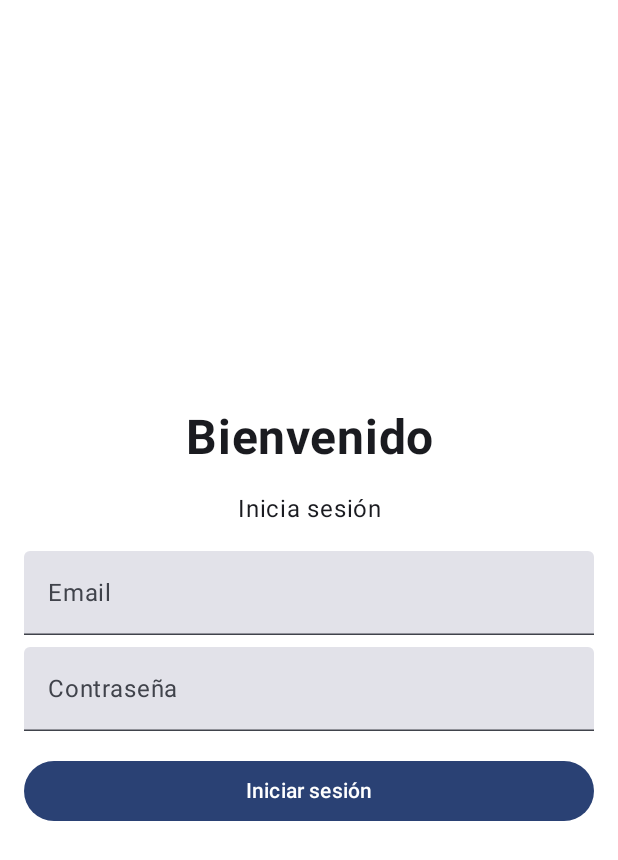
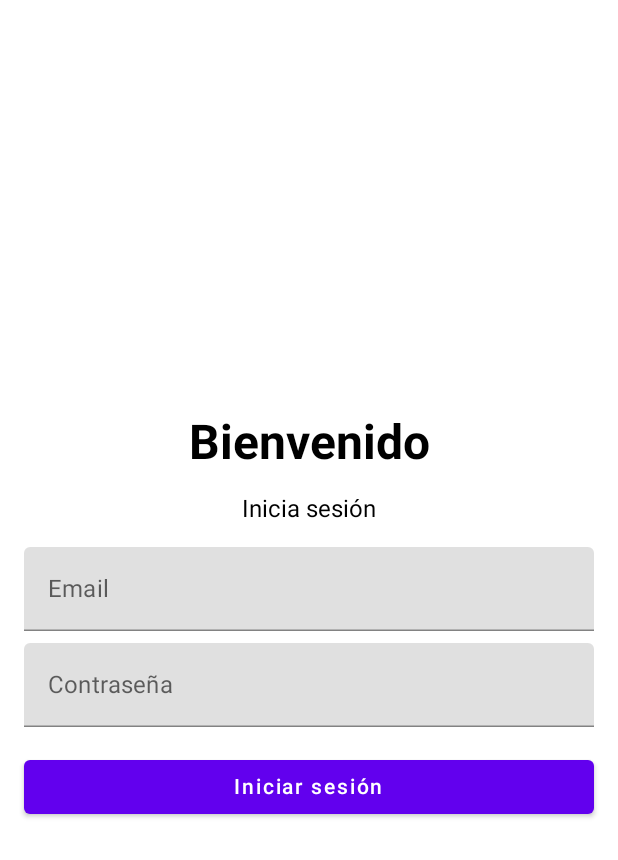
Before and after one commit to K0zaky/YugiMaster, an Android app built with Jetpack Compose: the LoginActivity screen opened directly, with no data from a screen before it, on a phone screen of 412 x 824 dp. Shown: the top 860 px of the screen. Run offline under Robolectric (Android 15) with nearby library versions, the phone set to English and light mode, and no system bars; our stand-ins replace livedata-compose; network calls fail.

Commit message:
Login casi funcional

```diff
--- a/app/src/main/java/com/dabellan/yugiproject/Ruta.kt
+++ b/app/src/main/java/com/dabellan/yugiproject/Ruta.kt
@@ -3,6 +3,6 @@ package com.dabellan.yugiproject
 
 //CREO que no se usa
 sealed class Ruta(val ruta: String) {
-    object MainActivity: Ruta("main_activity")
+    object MainActivity: Ruta("cardListScreen")
     object DetallesCarta: Ruta("detalles_carta")
 }
--- a/app/src/main/java/com/dabellan/yugiproject/data/services/RetrofitService.kt
+++ b/app/src/main/java/com/dabellan/yugiproject/data/services/RetrofitService.kt
@@ -7,7 +7,9 @@ import com.dabellan.yugiproject.data.model.MagicaItem
 import com.dabellan.yugiproject.data.model.MonstruoItem
 import com.dabellan.yugiproject.data.model.TrampaItem
 import com.dabellan.yugiproject.data.model.UsuarioItem
+import retrofit2.http.Body
 import retrofit2.http.GET
+import retrofit2.http.POST
 import retrofit2.http.Path
 
 interface RetrofitService {
@@ -16,6 +18,9 @@ interface RetrofitService {
 
     @GET(Constants.USERS_PATH)
     suspend fun getUsers(): List<UsuarioItem>
+
+    @POST(Constants.USERS_PATH)
+    suspend fun crearUsuario(@Body usuario: UsuarioItem): UsuarioItem
 
     @GET(Constants.MONSTRUOS_PATH)
     suspend fun getMonstruos(): List<MonstruoItem>
--- /dev/null
+++ b/app/src/main/java/com/dabellan/yugiproject/presentation/composables/LoginScreen.kt
@@ -0,0 +1,99 @@
+package com.example.yugiproject
+
+import androidx.compose.foundation.layout.Arrangement
+import androidx.compose.foundation.layout.Column
+import androidx.compose.foundation.layout.fillMaxSize
+import androidx.compose.foundation.layout.fillMaxWidth
+import androidx.compose.foundation.layout.padding
+import androidx.compose.material.Button
+import androidx.compose.material.CircularProgressIndicator
+import androidx.compose.material.Surface
+import androidx.compose.material.Text
+import androidx.compose.material.TextField
+import androidx.compose.runtime.Composable
+import androidx.compose.runtime.getValue
+import androidx.compose.runtime.mutableStateOf
+import androidx.compose.runtime.remember
+import androidx.compose.runtime.setValue
+import androidx.compose.ui.Alignment
+import androidx.compose.ui.Modifier
+import androidx.compose.ui.graphics.Color
+import androidx.compose.ui.text.font.FontWeight
+import androidx.compose.ui.text.input.PasswordVisualTransformation
+import androidx.compose.ui.text.style.TextAlign
+import androidx.compose.ui.unit.dp
+import androidx.compose.ui.unit.sp
+import com.dabellan.yugiproject.presentation.login.LoginState
+
+@Composable
+fun LoginScreen(
+    loginState: LoginState?,
+    onLogin: (String, String) -> Unit,
+    onNavigateToMain: () -> Unit
+) {
+    var email by remember { mutableStateOf("") }
+    var password by remember { mutableStateOf("") }
+
+    Surface(
+        color = Color.White,
+        modifier = Modifier.fillMaxSize()
+    ) {
+        Column(
+            horizontalAlignment = Alignment.CenterHorizontally,
+            verticalArrangement = Arrangement.Center,
+            modifier = Modifier.padding(16.dp)
+        ) {
+            Text(
+                text = "Bienvenido",
+                fontSize = 32.sp,
+                fontWeight = FontWeight.Bold,
+                textAlign = TextAlign.Center,
+                modifier = Modifier.padding(bottom = 16.dp)
+            )
+            Text(
+                text = "Inicia sesión",
+                fontSize = 16.sp,
+                textAlign = TextAlign.Center,
+                modifier = Modifier.padding(bottom = 16.dp)
+            )
+            TextField(
+                value = email,
+                onValueChange = { email = it },
+                placeholder = { Text("Email") },
+                modifier = Modifier
+                    .fillMaxWidth()
+                    .padding(bottom = 8.dp)
+            )
+            TextField(
+                value = password,
+                onValueChange = { password = it },
+                placeholder = { Text("Contraseña") },
+                visualTransformation = PasswordVisualTransformation(),
+                modifier = Modifier
+                    .fillMaxWidth()
+                    .padding(bottom = 16.dp)
+            )
+            Button(
+                onClick = {
+                    onLogin(email, password)
+                },
+                modifier = Modifier.fillMaxWidth()
+            ) {
+                Text(text = "Iniciar sesión")
+            }
+            loginState?.let {
+                when (it) {
+                    is LoginState.Loading -> {
+                        CircularProgressIndicator()
+                    }
+                    is LoginState.Success -> {
+                        onNavigateToMain()
+                    }
+                    is LoginState.Error -> {
+                        Text(text = it.message, color = Color.Red)
+                    }
+                }
+            }
+        }
+    }
+}
--- a/app/src/main/java/com/dabellan/yugiproject/presentation/login/LoginActivity.kt
+++ b/app/src/main/java/com/dabellan/yugiproject/presentation/login/LoginActivity.kt
@@ -4,106 +4,40 @@ import android.content.Intent
 import android.os.Bundle
 import androidx.activity.ComponentActivity
 import androidx.activity.compose.setContent
-import androidx.activity.enableEdgeToEdge
-import androidx.compose.foundation.layout.Arrangement
-import androidx.compose.foundation.layout.Column
-import androidx.compose.foundation.layout.fillMaxSize
-import androidx.compose.foundation.layout.fillMaxWidth
-import androidx.compose.foundation.layout.padding
-import androidx.compose.material3.Button
-import androidx.compose.material3.Surface
-import androidx.compose.material3.Text
-import androidx.compose.material3.TextField
-import androidx.compose.runtime.Composable
+import androidx.activity.viewModels
 import androidx.compose.runtime.getValue
-import androidx.compose.runtime.mutableStateOf
-import androidx.compose.runtime.remember
-import androidx.compose.runtime.setValue
-import androidx.compose.ui.Alignment
-import androidx.compose.ui.Modifier
-import androidx.compose.ui.graphics.Color
-import androidx.compose.ui.text.font.FontWeight
-import androidx.compose.ui.text.input.PasswordVisualTransformation
-import androidx.compose.ui.text.style.TextAlign
-import androidx.compose.ui.unit.dp
-import androidx.compose.ui.unit.sp
-import androidx.lifecycle.lifecycleScope
-import com.dabellan.yugiproject.data.instances.RetrofitInstance
+import androidx.compose.runtime.livedata.observeAsState
 import com.dabellan.yugiproject.presentation.MainActivity
 import com.dabellan.yugiproject.ui.theme.YugiprojectTheme
-import kotlinx.coroutines.launch
+import com.example.yugiproject.LoginScreen
 
 class LoginActivity : ComponentActivity() {
+
+    private val loginViewModel: LoginViewModel by viewModels()
+
     override fun onCreate(savedInstanceState: Bundle?) {
         super.onCreate(savedInstanceState)
-        val service = RetrofitInstance.api
-
-        lifecycleScope.launch {
-            setContent {
-                YugiprojectTheme {
-                    Login(onLogin = { navigateToMain() })
-                }
+        setContent {
+            YugiprojectTheme {
+                val loginState by loginViewModel.loginState.observeAsState()
+                LoginScreen(
+                    loginState = loginState,
+                    onLogin = { email, password ->
+                        loginViewModel.login(email, password)
+                    },
+                    onNavigateToMain = {
+                        navigateToMain()
+                    }
+                )
             }
         }
 
-        enableEdgeToEdge()
+
     }
+
     private fun navigateToMain() {
         startActivity(Intent(this, MainActivity::class.java))
         finish()
     }
 
 }
-
-@Composable
-fun Login(onLogin: () -> Unit) {
-    Surface(
-        color = Color.White,
-        modifier = Modifier.fillMaxSize()
-    ) {
-        Column(
-            horizontalAlignment = Alignment.CenterHorizontally,
-            verticalArrangement = Arrangement.Center,
-            modifier = Modifier.padding(16.dp)
-        ) {
-            Text(
-                text = "Bienvenido",
-                fontSize = 32.sp,
-                fontWeight = FontWeight.Bold,
-                textAlign = TextAlign.Center,
-                modifier = Modifier.padding(bottom = 16.dp)
-            )
-            Text(
-                text = "Inicia sesión",
-                fontSize = 16.sp,
-                textAlign = TextAlign.Center,
-                modifier = Modifier.padding(bottom = 16.dp)
-            )
-            var email by remember { mutableStateOf("") }
-            var password by remember { mutableStateOf("") }
-            TextField(
-                value = email,
-                onValueChange = { email = it },
-                placeholder = { Text("Email") },
-                modifier = Modifier.fillMaxWidth().padding(bottom = 8.dp)
-            )
-            TextField(
-                value = password,
-                onValueChange = { password = it },
-                placeholder = { Text("Contraseña") },
-                visualTransformation = PasswordVisualTransformation(),
-                modifier = Modifier.fillMaxWidth().padding(bottom = 16.dp)
-            )
-            Button(
-                onClick = {
-                    //Añadir autenticación con la API
-                    onLogin()
-                },
-                modifier = Modifier.fillMaxWidth()
-            ) {
-                Text(text = "Iniciar sesión")
-            }
-        }
-    }
-
-}
```
Also changed, not shown: app/build.gradle.kts (+10 -0 lines), app/src/main/java/com/dabellan/yugiproject/presentation/cart_detail/CartDetailViewModel.kt (+1 -10 lines), app/src/main/java/com/dabellan/yugiproject/presentation/composables/CartasList.kt (deleted, +0 -22 lines), app/src/main/java/com/dabellan/yugiproject/presentation/composables/RegisterScreen.kt (added, +117 -0 lines), app/src/main/java/com/dabellan/yugiproject/presentation/login/LoginViewModel.kt (+35 -1 lines), app/src/main/java/com/dabellan/yugiproject/presentation/register/RegisterActivity.kt (added, +30 -0 lines), app/src/main/java/com/dabellan/yugiproject/presentation/register/RegisterViewModel.kt (added, +32 -0 lines), app/src/main/java/com/dabellan/yugiproject/presentation/fragments/DeckViewModel.kt (line endings or trailing spaces).
